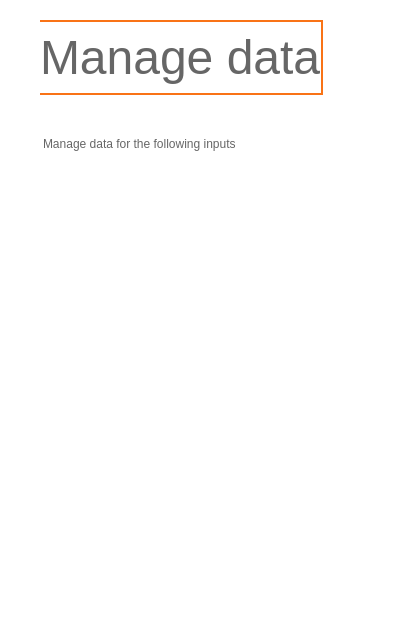
First picture: the form in adminpanel.ui, repository Ph4sm4/FinelogApp, before the edit.
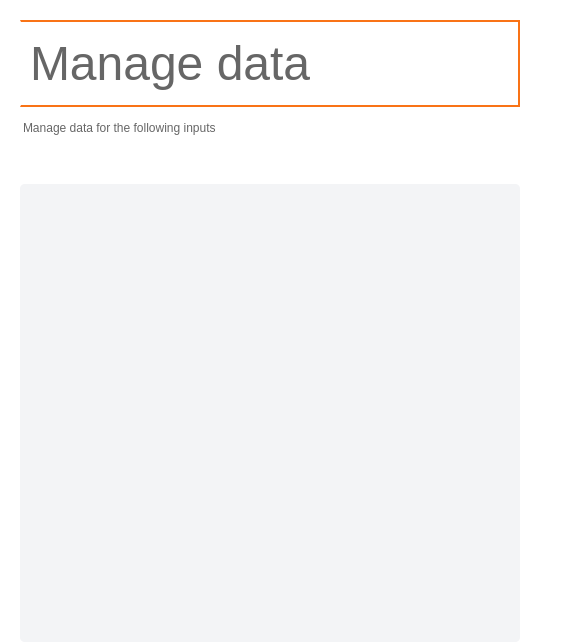
Second picture: the form after the edit. Icons and pictures are not drawn.

Patch:
```diff
--- a/adminpanel.ui
+++ b/adminpanel.ui
@@ -6,7 +6,7 @@
    <rect>
     <x>0</x>
     <y>0</y>
-    <width>416</width>
+    <width>583</width>
     <height>642</height>
    </rect>
   </property>
@@ -1335,15 +1335,23 @@
 background-color: white;
 }</string>
       </property>
-      <widget class="QWidget" name="layoutWidget">
-       <property name="geometry">
-        <rect>
-         <x>20</x>
-         <y>20</y>
-         <width>383</width>
-         <height>158</height>
-        </rect>
+      <layout class="QVBoxLayout" name="verticalLayout_16">
+       <property name="spacing">
+        <number>0</number>
        </property>
+       <property name="leftMargin">
+        <number>0</number>
+       </property>
+       <property name="topMargin">
+        <number>20</number>
+       </property>
+       <property name="rightMargin">
+        <number>0</number>
+       </property>
+       <property name="bottomMargin">
+        <number>0</number>
+       </property>
+       <item>
        <layout class="QHBoxLayout" name="horizontalLayout_11">
         <property name="leftMargin">
          <number>20</number>
@@ -1357,6 +1365,23 @@
            <number>9</number>
           </property>
           <item>
+            <widget class="QFrame" name="frame_2">
+             <property name="styleSheet">
+              <string notr="true">#frame_2 {
+border-bottom: 2px solid rgb(249, 115, 22);
+border-top: 2px solid rgb(249, 115, 22);
+border-right: 2px solid rgb(249, 115, 22);
+background: transparent;
+}</string>
+             </property>
+             <property name="frameShape">
+              <enum>QFrame::StyledPanel</enum>
+             </property>
+             <property name="frameShadow">
+              <enum>QFrame::Raised</enum>
+             </property>
+             <layout class="QHBoxLayout" name="horizontalLayout_13">
+              <item>
            <widget class="QLabel" name="label_3">
             <property name="maximumSize">
              <size>
@@ -1373,9 +1398,6 @@
              <string notr="true">QLabel {
 background: transparent;
 color: rgb(102, 102, 102);
-border-bottom: 2px solid rgb(249, 115, 22);
-border-top: 2px solid rgb(249, 115, 22);
-border-right: 2px solid rgb(249, 115, 22);
 padding: 5px 0;
 }</string>
             </property>
@@ -1391,6 +1413,22 @@
            </widget>
           </item>
           <item>
+               <spacer name="horizontalSpacer_6">
+                <property name="orientation">
+                 <enum>Qt::Horizontal</enum>
+                </property>
+                <property name="sizeHint" stdset="0">
+                 <size>
+                  <width>40</width>
+                  <height>20</height>
+                 </size>
+                </property>
+               </spacer>
+              </item>
+             </layout>
+            </widget>
+           </item>
+           <item>
            <widget class="QLabel" name="label_4">
             <property name="styleSheet">
              <string notr="true">QLabel {
@@ -1407,25 +1445,87 @@
             </property>
            </widget>
           </item>
+           <item>
+            <spacer name="verticalSpacer_10">
+             <property name="orientation">
+              <enum>Qt::Vertical</enum>
+             </property>
+             <property name="sizeType">
+              <enum>QSizePolicy::Fixed</enum>
+             </property>
+             <property name="sizeHint" stdset="0">
+              <size>
+               <width>20</width>
+               <height>40</height>
+              </size>
+             </property>
+            </spacer>
+           </item>
+           <item>
+            <widget class="QScrollArea" name="scrollArea_4">
+             <property name="styleSheet">
+              <string notr="true">QScrollArea {
+    background-color: transparent;
+    border: none;
+     border-radius: 5px;
+     padding: 0;
+}
+QWidget {
+   background-color: rgb(243, 244, 246);
+    border-radius: 5px;
+}
+
+QScrollBar:vertical {
+        border: none;
+        background-color: #F5F5F5;
+        width: 10px;
+        margin: 0px;
+    }
+
+    QScrollBar::handle:vertical {
+        background-color: #BBBBBB;
+        min-height: 20px;
+        border-radius: 5px;
+    }
+
+    QScrollBar::handle:vertical:hover {
+        background-color: #999999;
+    }
+
+    QScrollBar::sub-page:vertical, QScrollBar::add-page:vertical {
+        background-color: none;
+    }
+
+    QScrollBar::up-arrow:vertical, QScrollBar::down-arrow:vertical {
+        background: none;
+    }
+
+    QScrollBar::add-line:vertical, QScrollBar::sub-line:vertical {
+        background: none;
+    }</string>
+             </property>
+             <property name="widgetResizable">
+              <bool>true</bool>
+             </property>
+             <widget class="QWidget" name="selectManagerWidgets">
+              <property name="geometry">
+               <rect>
+                <x>0</x>
+                <y>0</y>
+                <width>487</width>
+                <height>434</height>
+               </rect>
+              </property>
+              <layout class="QVBoxLayout" name="verticalLayout_17"/>
+             </widget>
+            </widget>
+           </item>
          </layout>
         </item>
         <item>
          <layout class="QVBoxLayout" name="verticalLayout_15">
           <item>
            <layout class="QHBoxLayout" name="horizontalLayout_12">
-            <item>
-             <spacer name="horizontalSpacer_6">
-              <property name="orientation">
-               <enum>Qt::Horizontal</enum>
-              </property>
-              <property name="sizeHint" stdset="0">
-               <size>
-                <width>40</width>
-                <height>20</height>
-               </size>
-              </property>
-             </spacer>
-            </item>
             <item>
              <widget class="QPushButton" name="backToPanel_3">
               <property name="font">
@@ -1483,7 +1583,8 @@
          </layout>
         </item>
        </layout>
-      </widget>
+       </item>
+      </layout>
      </widget>
     </widget>
    </item>
```
Left out of the diff: 6 changed lines with no effect on the pictures. Lines whose indentation alone changed are shown as unchanged.
